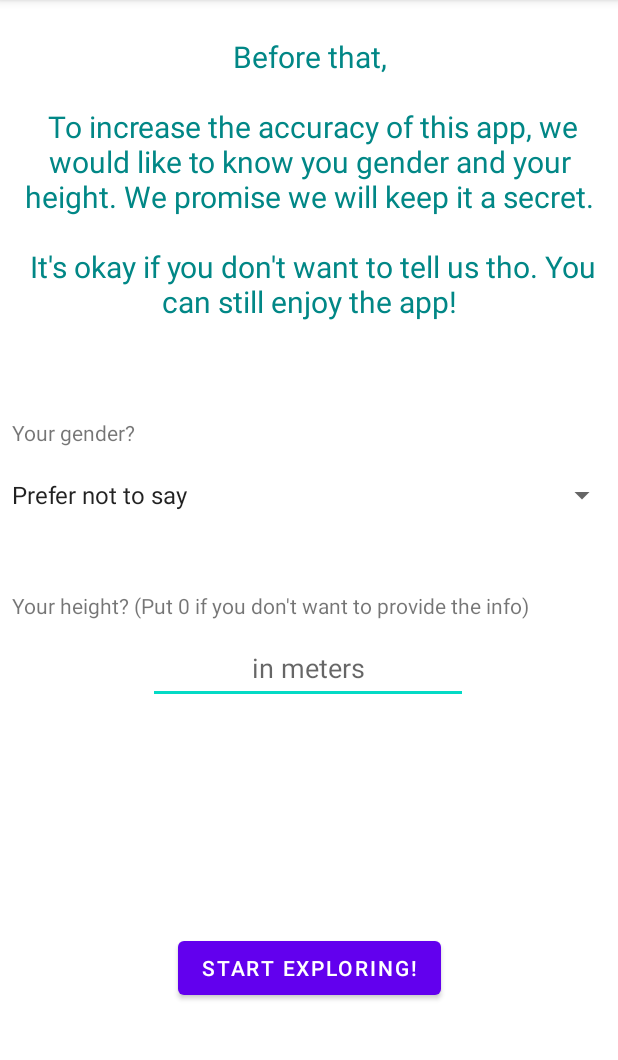
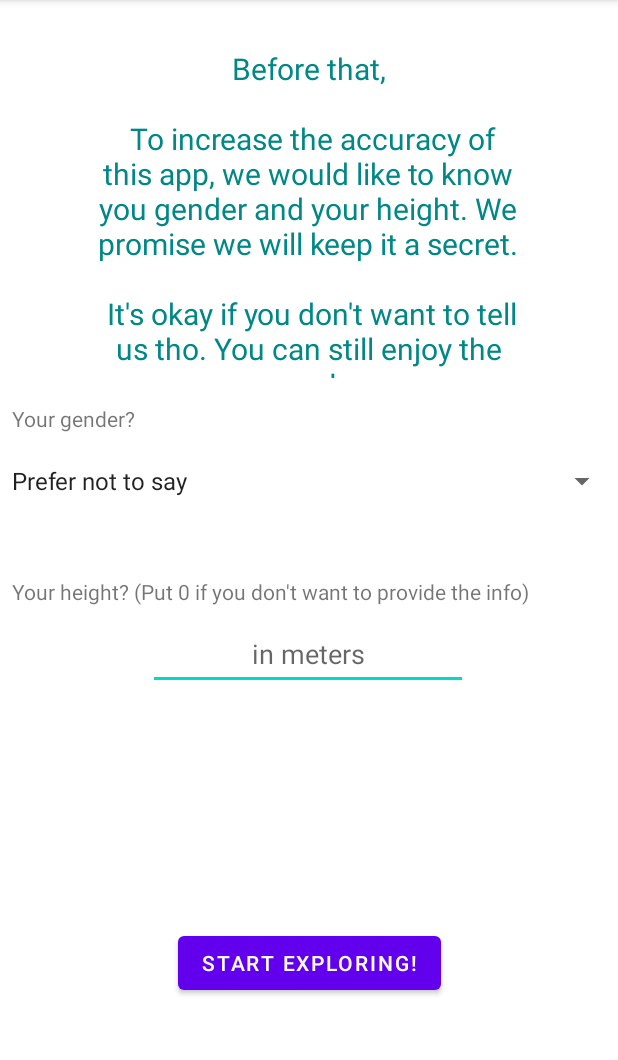
Before and after one commit to eerkaijun/indoor-positioning, an Android app: the UserPromptActivity screen opened directly, with no data from a screen before it, on a phone screen of 412 x 824 dp, the part 84-1144 px from its top. Run offline under Robolectric (Android 15) with nearby library versions, the phone set to English and light mode, and no system bars.

Commit message:
change margin

```diff
--- a/app/src/main/res/layout/activity_user_prompt.xml
+++ b/app/src/main/res/layout/activity_user_prompt.xml
@@ -8,15 +8,15 @@
 
     <TextView
         android:id="@+id/textView"
-        android:layout_width="412dp"
-        android:layout_height="237dp"
-        android:layout_marginTop="24dp"
+        android:layout_width="296dp"
+        android:layout_height="220dp"
+        android:layout_marginTop="32dp"
         android:text="@string/opt_for_user_info"
         android:textAlignment="center"
         android:textColor="@color/teal_700"
         android:textSize="20sp"
         app:layout_constraintEnd_toEndOf="parent"
-        app:layout_constraintHorizontal_bias="0.0"
+        app:layout_constraintHorizontal_bias="0.495"
         app:layout_constraintStart_toStartOf="parent"
         app:layout_constraintTop_toTopOf="parent" />
 
```
